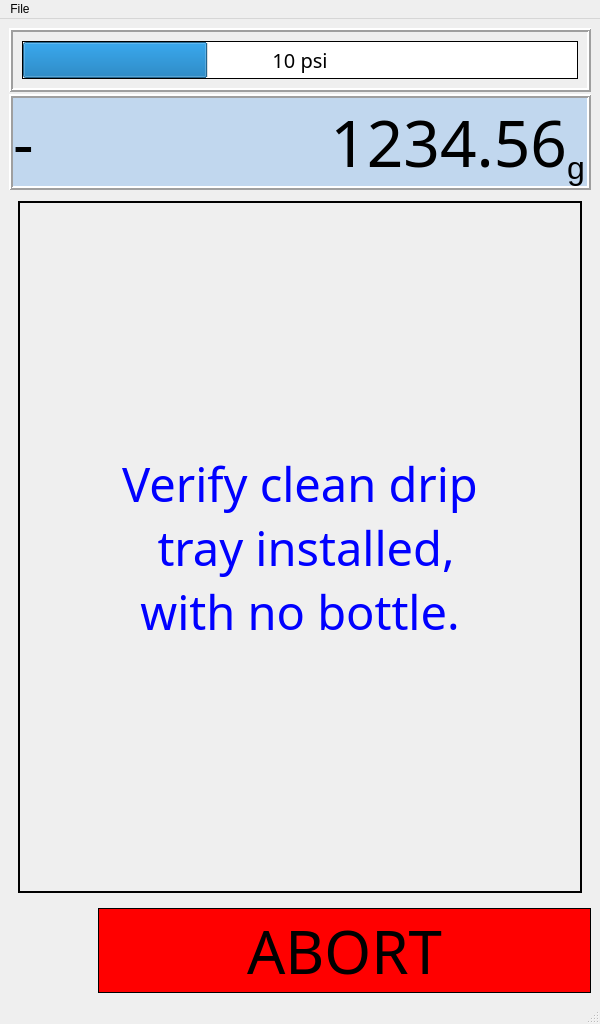
Gauntleteer/Philler, file Philler_Main.ui: the form before one commit.
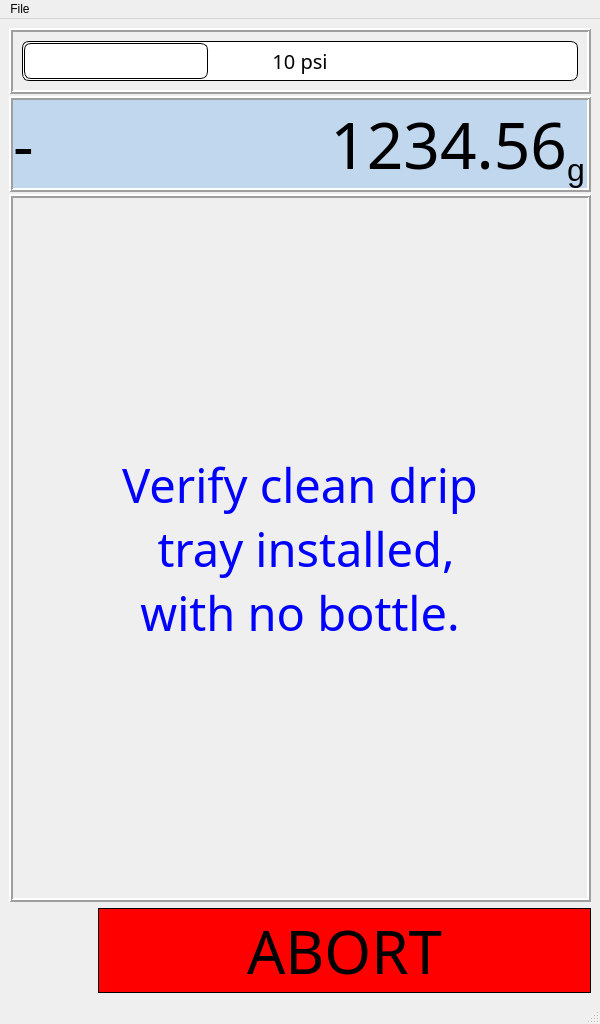
The form after the commit. Icons and pictures are not drawn.

The edit to the form file:
```diff
--- a/Philler_Main.ui
+++ b/Philler_Main.ui
@@ -541,7 +541,34 @@
                 </font>
                </property>
                <property name="styleSheet">
-                <string notr="true">border: 1px solid black;</string>
+                <string notr="true">QProgressBar {
+border: 1px solid black;
+text-align: center;
+padding: 1px;
+border-top-right-radius: 7px;
+border-bottom-right-radius: 7px;
+border-top-left-radius: 7px;
+border-bottom-left-radius: 7px;
+background: QLinearGradient( x1: 0, y1: 0, x2: 1, y2: 0,
+stop: 0 #fff,
+stop: 0.4999 #eee,
+stop: 0.5 #ddd,
+stop: 1 #eee );
+width: 15px;
+}
+
+QProgressBar::chunk {
+background: QLinearGradient( x1: 0, y1: 0, x2: 1, y2: 0,
+stop: 0 #78d,
+stop: 0.4999 #46a,
+stop: 0.5 #45a,
+stop: 1 #238 );
+border-top-left-radius: 7px;
+border-bottom-left-radius: 7px;
+border-top-right-radius: 7px;
+border-bottom-right-radius: 7px;
+border: 1px solid black;
+}</string>
                </property>
                <property name="maximum">
                 <number>30</number>
@@ -564,9 +591,9 @@
            </widget>
           </item>
           <item row="2" column="0">
-           <widget class="QStackedWidget" name="sw_fill">
+           <widget class="QFrame" name="f_fill">
             <property name="frameShape">
-             <enum>QFrame::NoFrame</enum>
+             <enum>QFrame::Box</enum>
             </property>
             <property name="frameShadow">
              <enum>QFrame::Raised</enum>
@@ -574,15 +601,11 @@
             <property name="lineWidth">
              <number>2</number>
             </property>
-            <property name="currentIndex">
-             <number>0</number>
-            </property>
-            <widget class="QWidget" name="page">
              <layout class="QGridLayout" name="gridLayout_7">
               <item row="0" column="0">
                <widget class="QToolButton" name="b_fill_next">
                 <property name="sizePolicy">
-                 <sizepolicy hsizetype="Preferred" vsizetype="Preferred">
+                <sizepolicy hsizetype="Preferred" vsizetype="MinimumExpanding">
                   <horstretch>0</horstretch>
                   <verstretch>0</verstretch>
                  </sizepolicy>
@@ -595,7 +618,7 @@
                 </property>
                 <property name="styleSheet">
                  <string notr="true">color: rgb(0, 0, 255); 
-border: 2px solid black;</string>
+border: none;</string>
                 </property>
                 <property name="text">
                  <string>Verify clean drip
@@ -605,8 +628,6 @@
                </widget>
               </item>
              </layout>
-            </widget>
-            <widget class="QWidget" name="page_2"/>
            </widget>
           </item>
           <item row="1" column="0">
```
Lines whose indentation alone changed are shown as unchanged.
